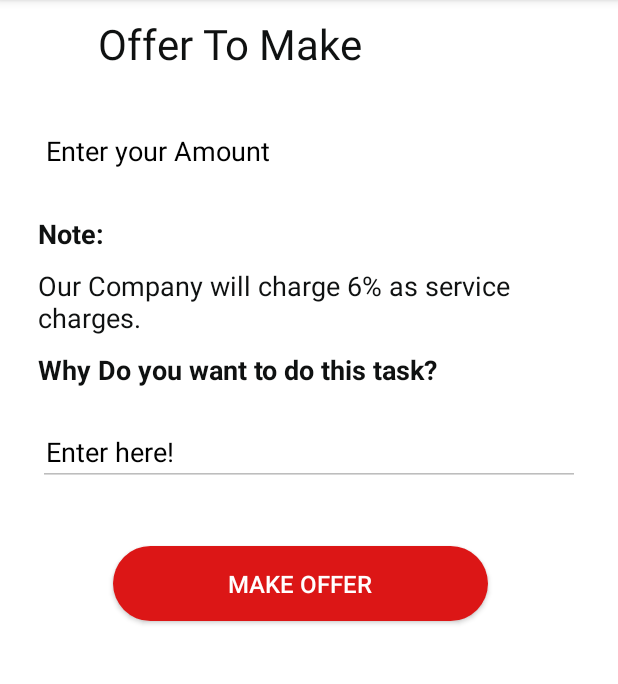
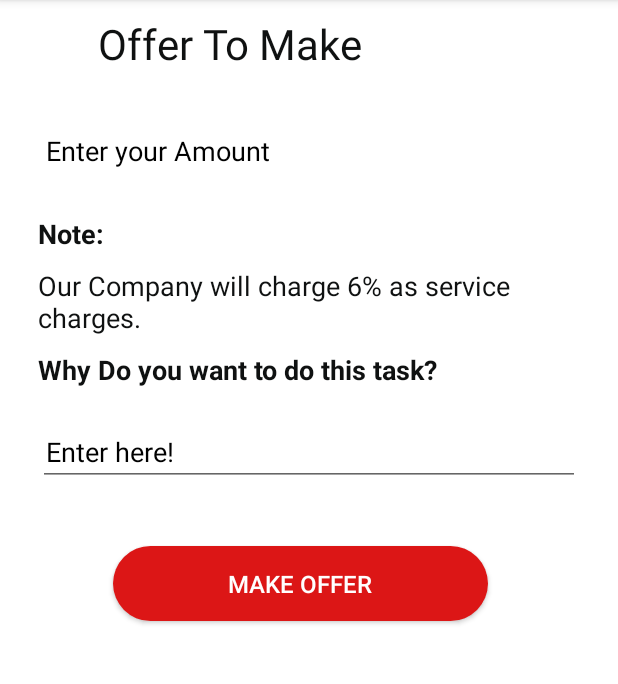
Before and after one commit to bilalhussain793/GetDone, an Android app: the activity_dtl_task screen opened directly, with no data from a screen before it, after a tap on "MAKE OFFER", on a phone screen of 412 x 824 dp, the part 84-768 px from its top. Run offline under Robolectric (Android 15) with nearby library versions, the phone set to English and light mode, and no system bars; our stand-ins replace Volley; network calls fail.

Commit message:
issue in offer layout otherwise done

```diff
--- a/app/src/main/java/com/example/abdullah/getdone/activity_dtl_task.java
+++ b/app/src/main/java/com/example/abdullah/getdone/activity_dtl_task.java
@@ -1,62 +1,103 @@
 package com.example.abdullah.getdone;
 
+import android.content.DialogInterface;
 import android.content.Intent;
+import android.support.v7.app.AlertDialog;
 import android.support.v7.app.AppCompatActivity;
 import android.os.Bundle;
+import android.support.v7.widget.LinearLayoutManager;
+import android.support.v7.widget.RecyclerView;
 import android.view.View;
 import android.widget.Button;
 import android.widget.TextView;
+import android.widget.Toast;
+
+import com.android.volley.AuthFailureError;
+import com.android.volley.Request;
+import com.android.volley.Response;
+import com.android.volley.VolleyError;
+import com.android.volley.toolbox.StringRequest;
+import com.android.volley.toolbox.Volley;
+
+import org.json.JSONArray;
+import org.json.JSONException;
+import org.json.JSONObject;
+
+import java.util.ArrayList;
+import java.util.HashMap;
+import java.util.List;
+import java.util.Map;
 
 public class activity_dtl_task extends AppCompatActivity {
 
-    TextView name,type,status,location,budget,last_date,no_persons,type_of_task,desc;
+    TextView name,type,status,location,budget,last_date,no_persons,type_of_task,desc,Name;
      Button offer;
+    List<get_offer> productList;
+    private static final String URL_GETDATA = "http://192.168.8.100/GetDone/get_offer.php";
+
+    AlertDialog.Builder builder;
+    //the recyclerview
+    RecyclerView recyclerView;
+
 
     @Override
     protected void onCreate(Bundle savedInstanceState) {
         super.onCreate(savedInstanceState);
         setContentView(R.layout.activity_dtl_task);
-        name=findViewById(R.id.tvtitle);
-        type=findViewById(R.id.typ);
-        status=findViewById(R.id.stat);
-        location=findViewById(R.id.location);
-        budget=findViewById(R.id.budget);
-        last_date=findViewById(R.id.lstdate);
-        no_persons=findViewById(R.id.No_of_persons);
-        type_of_task=findViewById(R.id.cat);
-        offer=findViewById(R.id.btn_off);
-        desc=findViewById(R.id.dsc);
+        name = findViewById(R.id.tvtitle);
+        type = findViewById(R.id.typ);
+        status = findViewById(R.id.stat);
+        location = findViewById(R.id.location);
+        budget = findViewById(R.id.budget);
+        last_date = findViewById(R.id.lstdate);
+        no_persons = findViewById(R.id.No_of_persons);
+        type_of_task = findViewById(R.id.cat);
+        offer = findViewById(R.id.btn_off);
+        desc = findViewById(R.id.dsc);
+        Name = findViewById(R.id.nam);
+        builder = new AlertDialog.Builder(activity_dtl_task.this);
+
+        Name.setText(UserDetails.username);
 
 
 
-
-
-
-        final String id= getIntent().getStringExtra("id");
-        final  String Name= getIntent().getStringExtra("Name");
-        final String Desc= getIntent().getStringExtra("Desc");
-        final String Last_Date= getIntent().getStringExtra("Last Date");
-        final String Date= getIntent().getStringExtra("Date");
-        final String Status= getIntent().getStringExtra("Status");
-        final String Location= getIntent().getStringExtra("Location");
-        final String Type= getIntent().getStringExtra("Type");
-        final String Type_of_Task= getIntent().getStringExtra("Type of Task");
-        final String Budget= getIntent().getStringExtra("Budget");
-        final String No_Of_Persons= getIntent().getStringExtra("No Of Persons");
+        final String id = getIntent().getStringExtra("id");
+        final String Name = getIntent().getStringExtra("Name");
+        final String Desc = getIntent().getStringExtra("Desc");
+        final String Last_Date = getIntent().getStringExtra("Last Date");
+        final String Date = getIntent().getStringExtra("Date");
+        final String Status = getIntent().getStringExtra("Status");
+        final String Location = getIntent().getStringExtra("Location");
+        final String Type = getIntent().getStringExtra("Type");
+        final String Type_of_Task = getIntent().getStringExtra("Type of Task");
+        final String Budget = getIntent().getStringExtra("Budget");
+        final String No_Of_Persons = getIntent().getStringExtra("No Of Persons");
 
         name.setText(Name);
         type.setText(Type);
         status.setText(Status);
         location.setText(Location);
-        budget.setText("Rs."+Budget);
+        budget.setText("Rs." + Budget);
         last_date.setText(Last_Date);
         no_persons.setText(No_Of_Persons);
         type_of_task.setText(Type_of_Task);
         desc.setText(Desc);
 
-        offer.setOnClickListener(new View.OnClickListener(){//Calling on click listener for Add Button
 
-            public void onClick( View v)//calling the onClick function
+        recyclerView = findViewById(R.id.recylcerView);
+        recyclerView.setHasFixedSize(true);
+        recyclerView.setLayoutManager(new LinearLayoutManager(this));
+        //this method will fetch and parse json
+        //to display it in recyclerview
+//        Toast.makeText(activity_dtl_task.this, id.toString(), Toast.LENGTH_SHORT).show();
+        //initializing the productlist
+        productList = new ArrayList<>();
+        loadProducts();
+        UserLogin(id);
+
+        offer.setOnClickListener(new View.OnClickListener() {//Calling on click listener for Add Button
+
+            public void onClick(View v)//calling the onClick function
             {
                 Intent intent = new Intent(v.getContext(), offer.class);
 
@@ -66,9 +107,99 @@ public class activity_dtl_task extends AppCompatActivity {
                 v.getContext().startActivity(intent);
 
 
-            }});
+            }
+        });
+    }
+        private void loadProducts(){
+
+            /*
+             * Creating a String Request
+             * The request type is GET defined by first parameter
+             * The URL is defined in the second parameter
+             * Then we have a Response Listener and a Error Listener
+             * In response listener we will get the JSON response as a String
+             * */
+            StringRequest stringRequest = new StringRequest(Request.Method.GET, URL_GETDATA,
+                    new Response.Listener<String>() {
+                        @Override
+                        public void onResponse(String response) {
+                            try {
+                                //converting the string to json array object
+                                JSONArray array = new JSONArray(response);
+
+                                //traversing through all the object
+                                for (int i = 0; i < array.length(); i++) {
+
+                                    //getting product object from json array
+                                    JSONObject product = array.getJSONObject(i);
+
+                                    //adding the product to product list
+                                    productList.add(new get_offer(
+                                            product.getInt("gig_id"),
+                                            product.getString("buyer_name"),
+
+                                            product.getString("amount")
+
+                                    ));
+                                }
+
+                                //creating adapter object and setting it to recyclerview
+                                OfferAdapter adapter = new OfferAdapter(activity_dtl_task.this, productList);
+                                recyclerView.setAdapter(adapter);
+                            } catch (JSONException e) {
+                                e.printStackTrace();
+                            }
+                        }
+                    },
+                    new Response.ErrorListener() {
+                        @Override
+                        public void onErrorResponse(VolleyError error) {
+
+                        }
+                    });
+
+            //adding our stringrequest to queue
+            Volley.newRequestQueue(this).add(stringRequest);
+        }
+
+    private void UserLogin(final String id) {
+
+        final StringRequest stringRequest = new StringRequest(Request.Method.POST, URL_GETDATA,
+                new Response.Listener<String>() {
+                    @Override
+                    public void onResponse(String response) {
+
+                        builder.setTitle("Server Response");
+                        builder.setMessage("Response:" + response);
+                        builder.setPositiveButton("User Login Successfully", new DialogInterface.OnClickListener() {
+                            @Override
+                            public void onClick(DialogInterface dialog, int which) {
+
+                            }
+                        });
+                        AlertDialog alertDialog = builder.create();
+                        alertDialog.show();
+                    }
+                },
+                new Response.ErrorListener() {
+                    @Override
+                    public void onErrorResponse(VolleyError error) {
+                        Toast.makeText(activity_dtl_task.this, "Login Error! " + error.toString(), Toast.LENGTH_SHORT).show();
+                        error.printStackTrace();
+                    }
+                })
+        {
+            @Override
+            protected Map<String, String> getParams() throws AuthFailureError {
+                Map<String, String> params = new HashMap<>();
+                params.put("gig_id", id);
+
+                return params;
+            }
+        };
+        MySingleton.getInstance(activity_dtl_task.this).addTorequestquee(stringRequest);
+    }
 
 
 
     }
-}
--- a/app/src/main/res/layout/activity_dtl_task.xml
+++ b/app/src/main/res/layout/activity_dtl_task.xml
@@ -223,6 +223,12 @@
                 android:layout_marginBottom="10dp"
                 android:textSize="18sp"
                 android:textStyle="bold" />
+            <android.support.v7.widget.RecyclerView
+                android:id="@+id/recylcerView"
+                android:layout_width="match_parent"
+                android:layout_height="384dp"
+                android:layout_marginTop="20dp" />
+
 
 
 
--- a/app/src/main/res/layout/activity_offer.xml
+++ b/app/src/main/res/layout/activity_offer.xml
@@ -36,15 +36,16 @@
             <EditText
                 android:id="@+id/amount"
 
+                android:layout_width="match_parent"
+                android:layout_height="40dp"
+                android:layout_centerVertical="true"
                 android:layout_marginTop="15dp"
+                android:layout_marginRight="15dp"
                 android:layout_marginBottom="20dp"
-                android:layout_marginRight="15dp"
-                android:layout_centerVertical="true"
-                android:textColorHint="#000000"
                 android:hint="Enter your Amount"
-                android:layout_width="match_parent"
                 android:paddingLeft="5dp"
-                android:layout_height="40dp"/>
+                android:textColor="@color/colorPrimaryDark"
+                android:textColorHint="#000000" />
 
             <TextView
                 android:layout_width="match_parent"
@@ -87,10 +88,10 @@
                 android:layout_marginTop="15dp"
                 android:layout_marginRight="15dp"
                 android:layout_marginBottom="20dp"
-                android:focusable="false"
+
                 android:hint="Enter here!"
                 android:paddingLeft="5dp"
-                android:enabled="false"
+
                 android:textColorHint="#000000"
                 android:visibility="visible" />
 
```
Also changed, not shown: app/src/main/java/com/example/abdullah/getdone/OfferAdapter.java (added, +69 -0 lines), app/src/main/java/com/example/abdullah/getdone/get_offer.java (added, +32 -0 lines), app/src/main/res/layout/activity_text_offer.xml (added, +9 -0 lines), app/src/main/res/layout/offer_layout.xml (added, +68 -0 lines).
